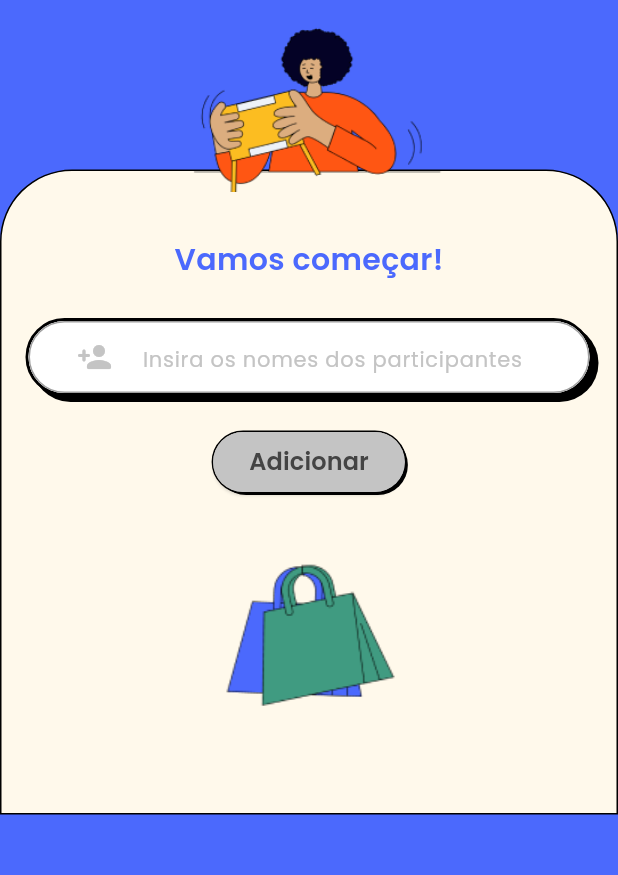
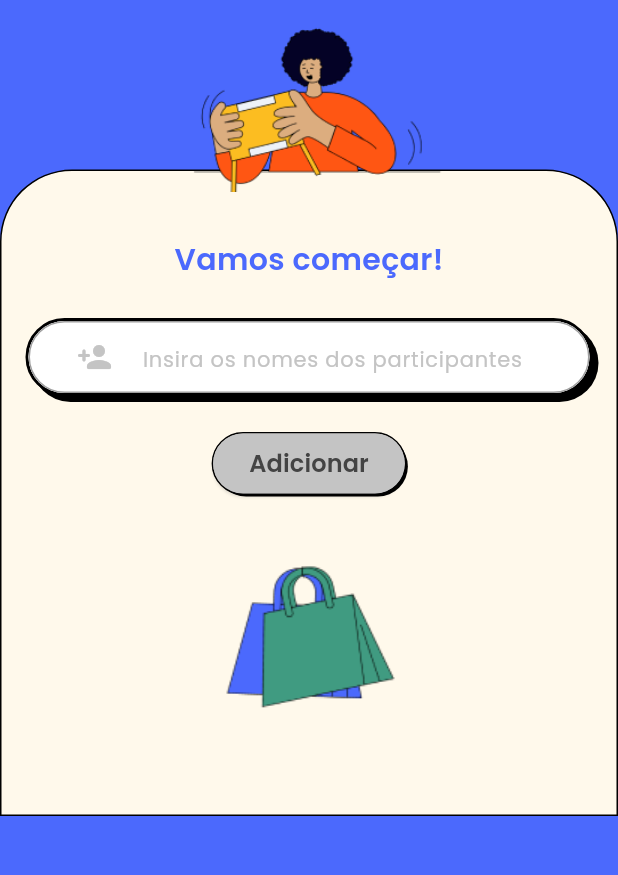
Before and after one commit to DanielBrown1998/ci_alura, a Flutter app: the screen it shows after launch, on a phone screen of 412 x 824 dp, the part 240-1115 px from its top. Run offline on Flutter 3.47's test engine with Material 3 defaults, Android fonts, the phone set to English and light mode, and no system bars; our stand-ins replace bloc, flutter_bloc, flutter_svg, google_fonts.

Commit message:
feature home_form_widget line 54

```diff
--- a/lib/widgets/home/home_form_widget.dart
+++ b/lib/widgets/home/home_form_widget.dart
@@ -51,7 +51,7 @@ class _HomeFormWidgetState extends State<HomeFormWidget> {
                   color: AppColors.grey,
                 ),
               ),
-              const SizedBox(height: 24),
+              const SizedBox(height: 25),
               Center(
                 child: SecondaryButtonWidget(
                   key: const Key('add-button'),
```
